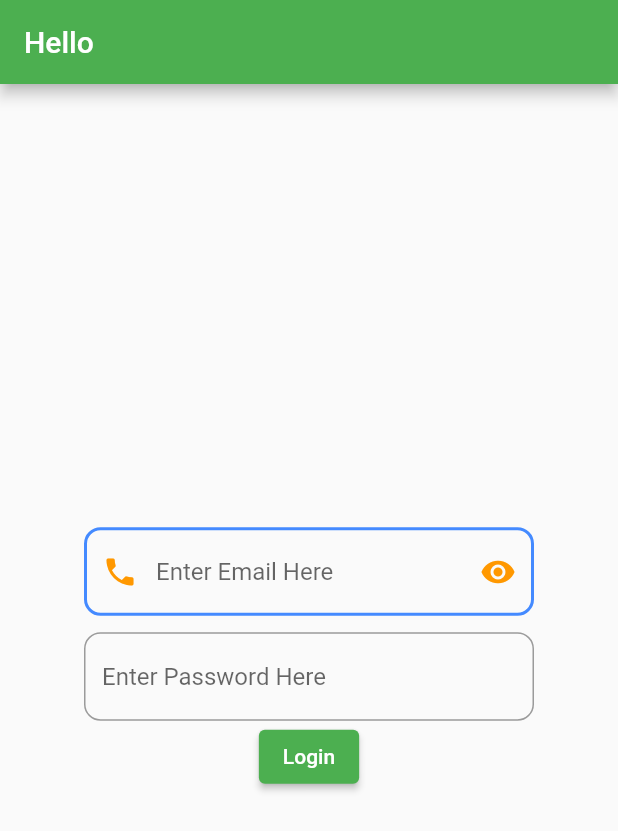
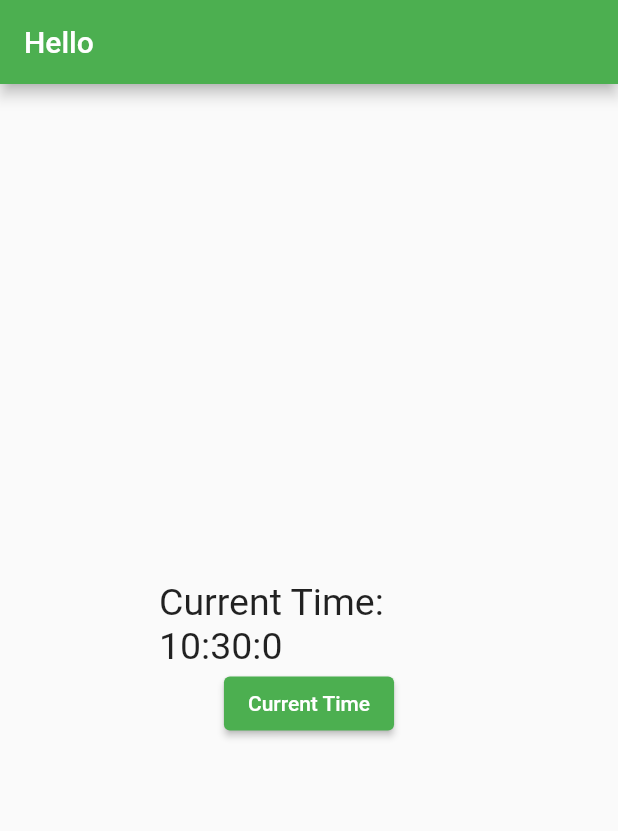
Before and after one commit to sthnischal/Flutter-Basics, a Flutter app: the screen it shows after launch, on a phone screen of 412 x 824 dp. Shown: the top 831 px of the screen. Run offline on Flutter 3.47's test engine with Material 2 defaults, Android fonts, the phone set to English and light mode, and no system bars.

Commit message:
Get Current Date and Time

```diff
--- a/flutterbasics/lib/main.dart
+++ b/flutterbasics/lib/main.dart
@@ -25,75 +25,33 @@ class DashBoardScreen extends StatelessWidget {
 
   @override
   Widget build(BuildContext context) {
+    var time = DateTime.now();
     return Scaffold(
         appBar: AppBar(
           title: Text('Hello'),
         ),
         body: Center(
           child: Container(
-                width: 300,
+            width: 200,
+            height: 200,
             child: Column(
               mainAxisAlignment: MainAxisAlignment.center,
               children: [
-                    TextField(
-                      keyboardType: TextInputType.phone,
-                      //enabled: false,
-                      controller: emailText,
-                      decoration: InputDecoration(
-                          hintText: 'Enter Email Here',
-                          focusedBorder: OutlineInputBorder(
-                              borderRadius: BorderRadius.circular(11),
-                              borderSide: BorderSide(
-                                color: Colors.deepOrange,
-                                width: 2,
-                              )),
-                          enabledBorder: OutlineInputBorder(
-                              borderRadius: BorderRadius.circular(11),
-                              borderSide: BorderSide(
-                                  color: Colors.blueAccent, width: 2)),
-                          disabledBorder: OutlineInputBorder(
-                              borderRadius: BorderRadius.circular(11),
-                              borderSide:
-                                  BorderSide(color: Colors.black12, width: 2)),
-                          //suffixText: "Username Exist",
-                          suffixIcon: IconButton(
-                            icon: Icon(
-                              Icons.remove_red_eye,
-                              color: Colors.orange,
-                            ),
-                            onPressed: () {},
-                            // border: OutlineInputBorder(
-                            //     borderRadius: BorderRadius.circular(11),
-                            //     borderSide:
-                            //         BorderSide(color: Colors.deepOrange))
-                          ),
-                          prefixIcon: Icon(
-                            //Icons.email,
-                            Icons.phone,
-                            color: Colors.orange,
-                          )),
-                    ),
-                    Container(height: 11),
-                    TextField(
-                      controller: passText,
-                      obscureText: true, //hidden text
-                      obscuringCharacter: '*',
-                      decoration: InputDecoration(
-                          hintText: 'Enter Password Here',
-                          border: OutlineInputBorder(
-                              borderRadius: BorderRadius.circular(11),
-                              borderSide:
-                                  BorderSide(color: Colors.deepOrange))),
+                Text(
+                  //'Current Time: ${time.year}',
+                  'Current Time: ${time.hour}:${time.minute}:${time.second}',
+                  style: TextStyle(fontSize: 25),
                 ),
                 ElevatedButton(
                     onPressed: () {
-                          String uEmail = emailText.text.toString();
-                          String uPass = passText.text;
-
-                          print('Email : $uEmail, Pass: $uPass');
+                      setState(() {});
                     },
-                        child: Text('Login'))
+                    child: Text('Current Time'))
               ],
-                ))));
+            ),
+          ),
+        ));
   }
 }
+
+void setState(Null Function() param0) {}
```
Lines whose indentation alone changed are shown as unchanged.
